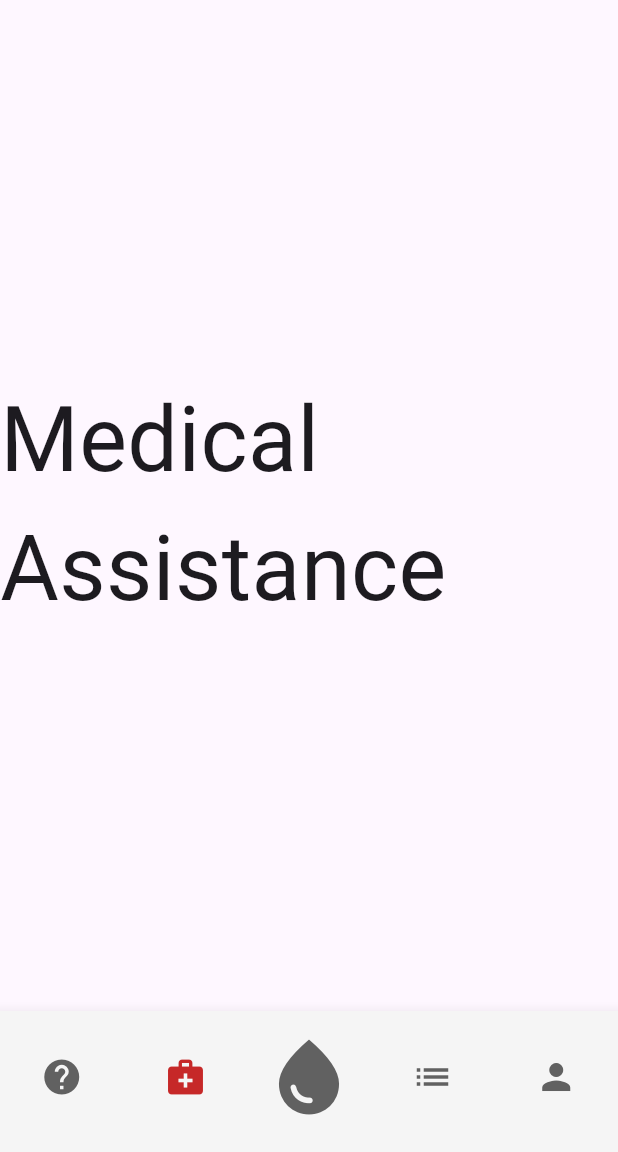
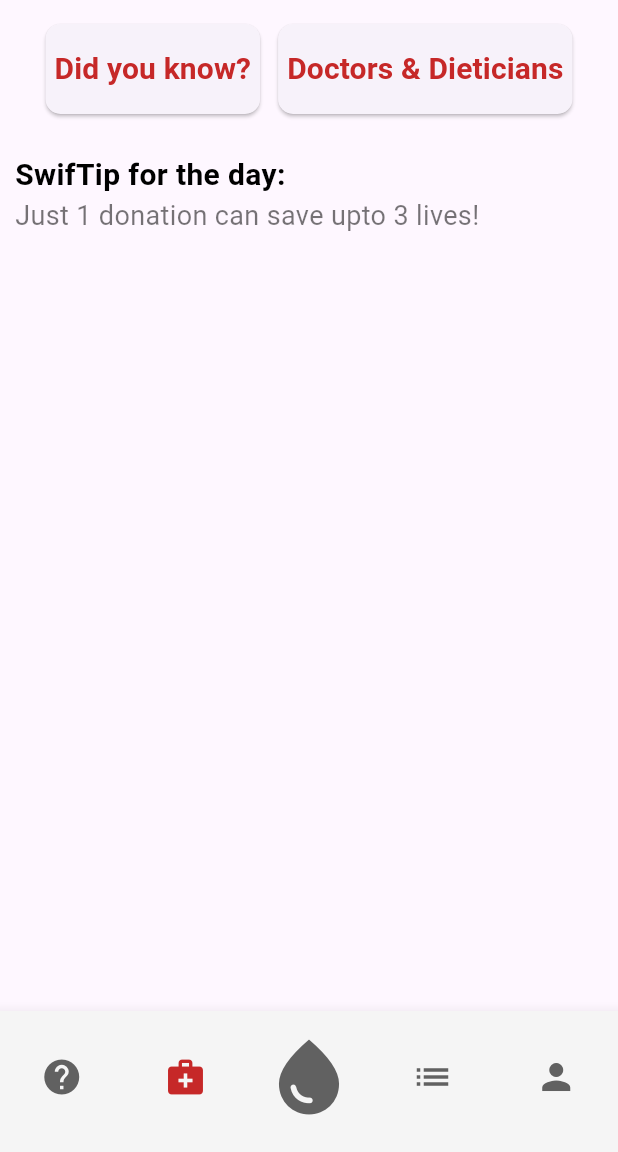
Before and after one commit to rohraharjas/gdsc_solutions-1, a Flutter app: the screen it shows after launch, item 2 of the bottom bar chosen, on a phone screen of 412 x 824 dp, the part 84-1236 px from its top. Run offline on Flutter 3.47's test engine with Material 3 defaults, Android fonts, the phone set to English and light mode, and no system bars; our stand-ins replace firebase_auth, firebase_core, google_fonts; accounts and stored records are empty.

Commit message:
Alterations in faq

```diff
--- /dev/null
+++ b/lib/Screens/Health1.dart
@@ -0,0 +1,127 @@
+import 'package:flutter/material.dart';
+
+class Health extends StatelessWidget {
+  const Health({super.key});
+
+  @override
+  Widget build(BuildContext context) {
+    return Scaffold(
+      body: SingleChildScrollView(
+        child: Padding(
+          padding: const EdgeInsets.all(10.0),
+          child: Column(
+            crossAxisAlignment: CrossAxisAlignment.start,
+            mainAxisAlignment: MainAxisAlignment.center,
+            children: [
+              Row(
+                mainAxisAlignment: MainAxisAlignment.center,
+                crossAxisAlignment: CrossAxisAlignment.center,
+                children: [
+                  // First column
+                  Container(
+                    margin: EdgeInsets.all(6.0),
+                    child: ElevatedButton(
+                      onPressed: () {
+                        // Add your onPressed logic here
+                      },
+                      style: ButtonStyle(
+                        padding: MaterialStateProperty.all<EdgeInsets>(
+                          EdgeInsets.all(6.0),
+                        ),
+                        minimumSize: MaterialStateProperty.all<Size>(
+                          const Size(120, 60), // Adjust size as needed
+                        ),
+                        shape: MaterialStateProperty.all<RoundedRectangleBorder>(
+                          RoundedRectangleBorder(
+                            borderRadius: BorderRadius.circular(10.0),
+                          ),
+                        ),
+                      ),
+                      child: Text(
+                        'Did you know?',
+                        style: TextStyle(
+                          color: Colors.red[800],
+                          fontWeight: FontWeight.bold,
+                          fontSize: 20,
+                        ),
+
+                      ),
+
+                    ),
+                  ),
+                  // Second column
+                  Container(
+                    margin: EdgeInsets.all(6.0),
+                    child: ElevatedButton(
+                      onPressed: () {
+                        // Add your onPressed logic here
+                      },
+                      style: ButtonStyle(
+                        padding: MaterialStateProperty.all<EdgeInsets>(
+                          EdgeInsets.all(6.0),
+                        ),
+                        minimumSize: MaterialStateProperty.all<Size>(
+                          const Size(120, 60), // Adjust size as needed
+                        ),
+                        shape: MaterialStateProperty.all<RoundedRectangleBorder>(
+                          RoundedRectangleBorder(
+                            borderRadius: BorderRadius.circular(10.0),
+                          ),
+                        ),
+                      ),
+                      child: Text(
+                        'Doctors & Dieticians',
+                        style: TextStyle(
+                          color: Colors.red[800],
+                          fontWeight: FontWeight.bold,
+                          fontSize: 20,
+                        ),
+
+                      ),
+                    ),
+                  ),
+
+                ],
+              ),
+              SizedBox(height: 20),
+              const Column(
+                  children:[
+                    Row(
+                        children:[
+                          Text(
+                            'SwifTip for the day:',
+                            style: TextStyle(
+                                color: Colors.black,
+                                fontSize: 20,
+                                fontWeight: FontWeight.bold
+                            ),
+                          ),
+                        ]
+                    ),
+
+                    Row(
+                        children:[
+                          Text(
+                            'Just 1 donation can save upto 3 lives!',
+                            textAlign: TextAlign.center,
+                            style: TextStyle(
+                              color: Colors.black54,
+                              fontSize: 18,
+                            ),
+                          ),
+                        ]
+                    )
+                  ]
+              ),
+            ],
+          ),
+        )
+
+
+        ),
+
+
+
+    );
+  }
+}
--- a/lib/main.dart
+++ b/lib/main.dart
@@ -1,6 +1,8 @@
 import 'package:flutter/material.dart';
+import 'package:gdsc_solutions/Screens/Health1.dart';
 // import 'package:firebase_core/firebase_core.dart';
 import 'package:gdsc_solutions/Screens/home.dart';
+import 'package:gdsc_solutions/Screens/faq.dart';
 import 'package:google_fonts/google_fonts.dart';
 // import 'firebase_options.dart';
 
@@ -36,8 +38,8 @@ class Home extends StatefulWidget {
 
 class _HomeState extends State<Home> {
   final screens = [
-    const Scaffold(body: Center( child: Text('FAQs', style: TextStyle(fontSize: 60)))),
-    const Center( child: Text('Medical Assistance', style: TextStyle(fontSize: 60))),
+    Faq(),
+    Health(),
     const HomeWidget(),
     const Center( child: Text('Events', style: TextStyle(fontSize: 60))),
     const Center( child: Text('Profile', style: TextStyle(fontSize: 60)))
```
Also changed, not shown: lib/Screens/faq.dart (+121 -1 lines), lib/Screens/Donor/events.dart (line endings or trailing spaces), lib/Screens/Donor/profile.dart (line endings or trailing spaces), lib/Screens/templates.dart (indentation only), lib/Screens/wrapper.dart (line endings or trailing spaces).
